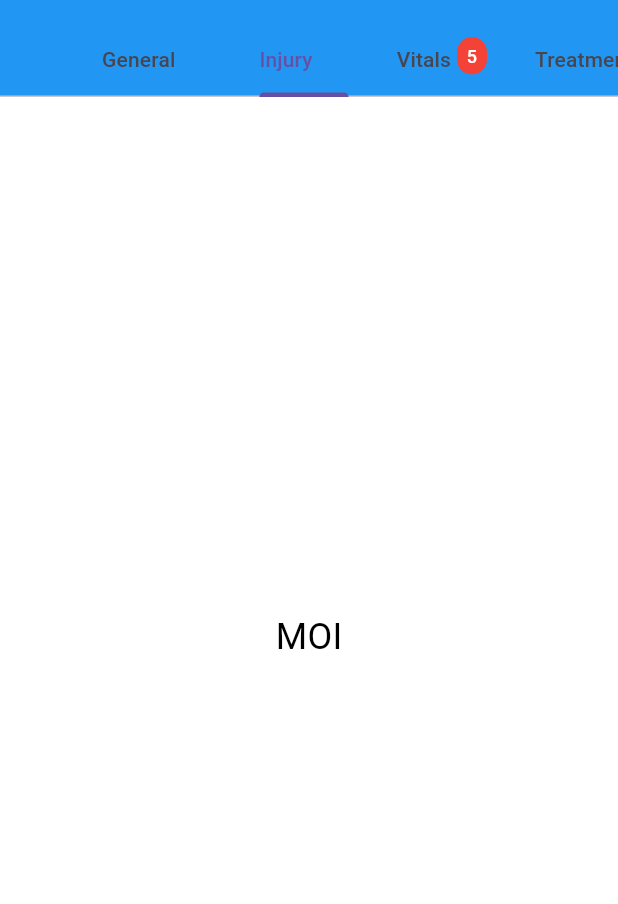
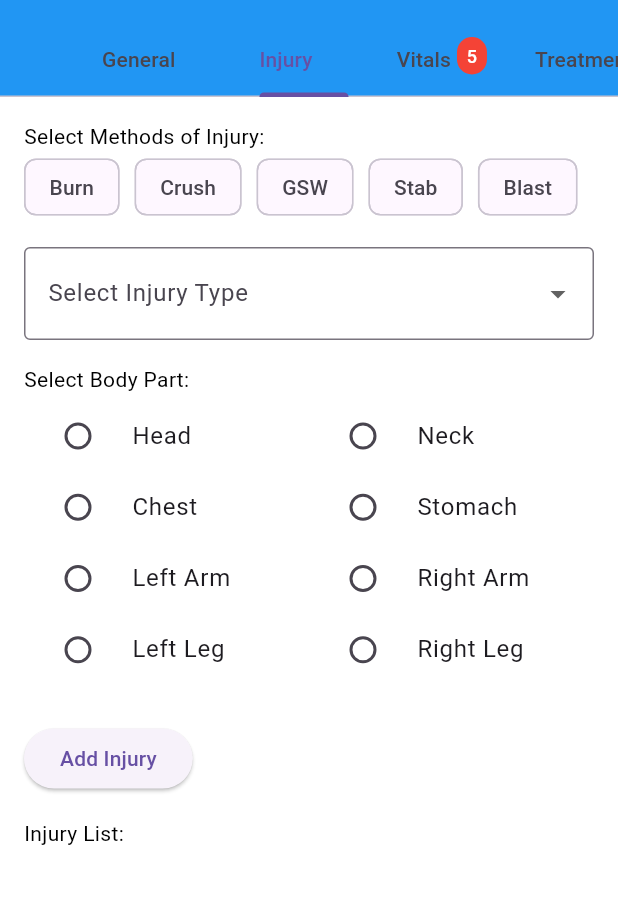
Before and after one commit to rjk2011/sw-mcp-v2, a Flutter app: the CasualtyDetailHome screen opened directly, tab 2 chosen, on a phone screen of 412 x 824 dp, the part 59-963 px from its top. Run offline on Flutter 3.47's test engine with Material 3 defaults, Android fonts, the light colour scheme and no system bars; our stand-ins replace fl_chart.

Commit message:
Updated MOI

```diff
--- /dev/null
+++ b/lib/components/moi/injury_selection_widget.dart
@@ -0,0 +1,140 @@
+import 'package:flutter/material.dart';
+
+class InjurySelectionWidget extends StatefulWidget {
+  @override
+  _InjurySelectionWidgetState createState() => _InjurySelectionWidgetState();
+}
+
+class _InjurySelectionWidgetState extends State<InjurySelectionWidget> {
+  final List<String> moiOptions = ['Burn', 'Crush', 'GSW', 'Stab', 'Blast'];
+  final List<String> injuryTypes = ['Amputation', 'Burn', 'Deformity', 'Impaled'];
+
+  // Correctly defined bodyParts with left/right distinctions where appropriate
+  final List<Map<String, String>> bodyParts = [
+    {'label': 'Head', 'value': 'Head'},
+    {'label': 'Neck', 'value': 'Neck'},
+    {'label': 'Chest', 'value': 'Chest'},
+    {'label': 'Stomach', 'value': 'Stomach'},
+    {'label': 'Left Arm', 'value': 'Left Arm'},
+    {'label': 'Right Arm', 'value': 'Right Arm'},
+    {'label': 'Left Leg', 'value': 'Left Leg'},
+    {'label': 'Right Leg', 'value': 'Right Leg'},
+    {'label': 'Left Foot', 'value': 'Left Foot'},
+    {'label': 'Right Foot', 'value': 'Right Foot'},
+  ];
+
+  List<String> selectedMOIs = [];
+  String? selectedInjuryType;
+  String? selectedBodyPart;
+
+  List<Map<String, String>> injuries = [];
+
+  void _addInjury() {
+    if (selectedInjuryType != null && selectedBodyPart != null) {
+      setState(() {
+        injuries.add({
+          'InjuryType': selectedInjuryType!,
+          'BodyPart': selectedBodyPart!,
+        });
+        selectedInjuryType = null;
+        selectedBodyPart = null;
+      });
+    }
+  }
+
+  void _toggleMOISelection(String moi) {
+    setState(() {
+      if (selectedMOIs.contains(moi)) {
+        selectedMOIs.remove(moi);
+      } else {
+        selectedMOIs.add(moi);
+      }
+    });
+  }
+
+  @override
+  Widget build(BuildContext context) {
+    return Scaffold(
+      body: Padding(
+        padding: const EdgeInsets.all(16.0),
+        child: Column(
+          crossAxisAlignment: CrossAxisAlignment.start,
+          children: [
+            Text('Select Methods of Injury:'),
+            Wrap(
+              spacing: 10.0,
+              children: moiOptions.map((moi) {
+                return FilterChip(
+                  label: Text(moi),
+                  selected: selectedMOIs.contains(moi),
+                  onSelected: (selected) {
+                    _toggleMOISelection(moi);
+                  },
+                );
+              }).toList(),
+            ),
+            SizedBox(height: 16),
+            DropdownButtonFormField<String>(
+              value: selectedInjuryType,
+              items: injuryTypes.map((type) {
+                return DropdownMenuItem(
+                  value: type,
+                  child: Text(type),
+                );
+              }).toList(),
+              onChanged: (value) {
+                setState(() {
+                  selectedInjuryType = value;
+                });
+              },
+              decoration: InputDecoration(
+                labelText: 'Select Injury Type',
+                border: OutlineInputBorder(),
+              ),
+            ),
+            SizedBox(height: 16),
+            Text('Select Body Part:'),
+            Expanded(
+              child: GridView.count(
+                crossAxisCount: 2, // Two columns for body parts
+                childAspectRatio: 4.0, // Adjust height-to-width ratio of each tile
+                children: bodyParts.map((part) {
+                  return RadioListTile<String>(
+                    title: Text(part['label']!),
+                    value: part['value']!, // Forcefully asserting non-nullable value
+                    groupValue: selectedBodyPart,
+                    onChanged: (value) {
+                      setState(() {
+                        selectedBodyPart = value;
+                      });
+                    },
+                  );
+                }).toList(),
+              ),
+            ),
+            SizedBox(height: 16),
+            ElevatedButton(
+              onPressed: _addInjury,
+              child: Text('Add Injury'),
+            ),
+            SizedBox(height: 16),
+            Text('Injury List:'),
+            Expanded(
+              child: ListView.builder(
+                itemCount: injuries.length,
+                itemBuilder: (context, index) {
+                  final injury = injuries[index];
+                  return ListTile(
+                    title: Text(
+                        'Injury: ${injury['InjuryType']}, Location: ${injury['BodyPart']}'),
+                  );
+                },
+              ),
+            ),
+
+          ],
+        ),
+      ),
+    );
+  }
+}
--- a/lib/screens/casualty_detail/casualty_detail_home.dart
+++ b/lib/screens/casualty_detail/casualty_detail_home.dart
@@ -1,4 +1,5 @@
 import 'package:flutter/material.dart';
+import 'package:uitest/components/moi/injury_selection_widget.dart';
 
 import '../../components/vitals/vitals_grid.dart';
 import 'casualty_detail_screen.dart';
@@ -118,7 +119,7 @@ class _CasualtyDetailHomeState extends State<CasualtyDetailHome> with SingleTick
         children: [
           CasualtyDetailScreen(casualtyId: widget.casualtyId),
           // PlaceholderTabScreen(tabName: 'Details'),
-          PlaceholderTabScreen(tabName: 'MOI'),
+          InjurySelectionWidget(),
           VitalGrid(casualtyId: widget.casualtyId, minTilesInFirstRow:3),
           PlaceholderTabScreen(tabName: 'Treatments'),
           PlaceholderTabScreen(tabName: 'Complications'),
```
Also changed, not shown: lib/components/moi/interactive_bodymap_widget.dart (added, +79 -0 lines), lib/components/vitals/vitals_grid_linechart_combined.dart (added, +44 -0 lines), lib/components/vitals/vitals_line_chart.dart (added, +87 -0 lines), pubspec.yaml (+7 -2 lines), assets/body_image.png (added), pubspec.lock, 6 other files.
